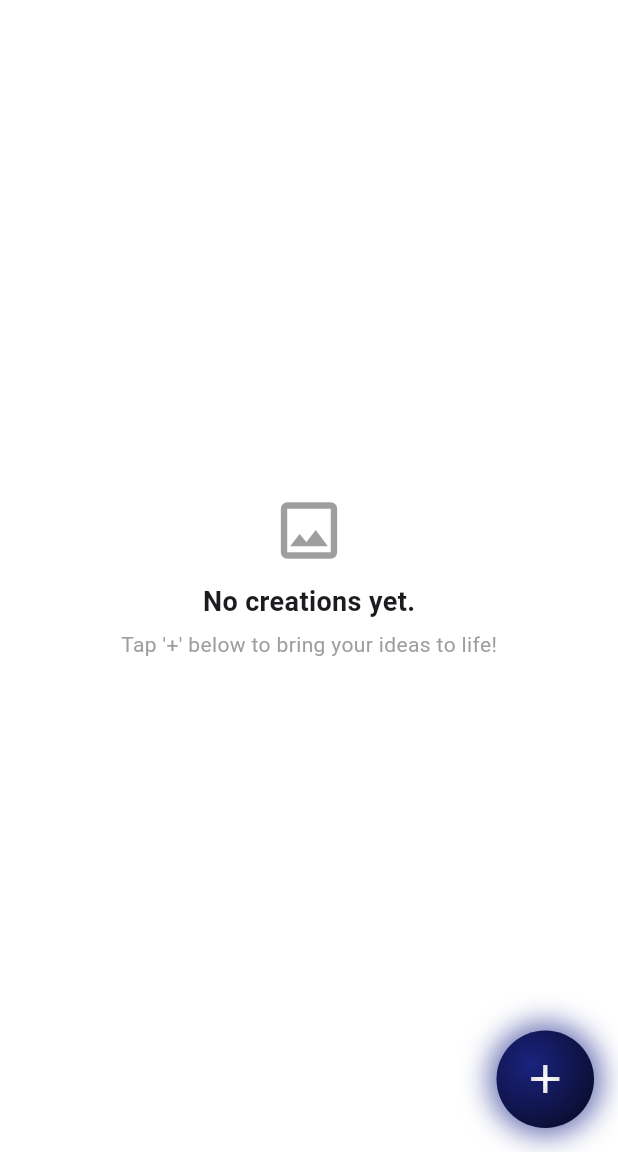
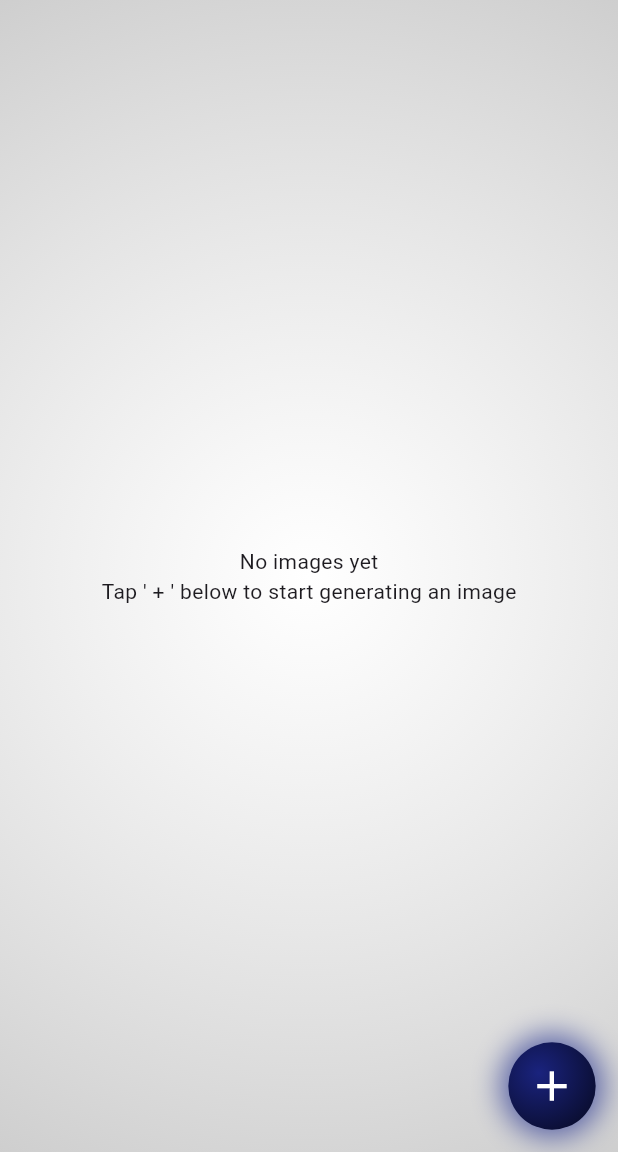
Before and after one commit to emnggprw/inkspire, a Flutter app: the first screen one second after launch, on a phone screen of 412 x 824 dp, the part 84-1236 px from its top. Run offline on Flutter 3.47's test engine with Material 3 defaults, Android fonts, the light colour scheme and no system bars.

Commit message:
Enhanced UI with animated FAB, swipe-to-delete, dynamic ink-like background, and pull-to-refresh.

```diff
--- a/lib/screens/home_screen.dart
+++ b/lib/screens/home_screen.dart
@@ -1,6 +1,7 @@
 import 'package:flutter/material.dart';
 import 'package:inkspire/models/chat.dart';
 import 'package:inkspire/screens/prompt_screen.dart';
+import 'dart:async';
 
 class HomeScreen extends StatefulWidget {
   const HomeScreen({super.key});
@@ -11,28 +12,50 @@ class HomeScreen extends StatefulWidget {
 
 class _HomeScreenState extends State<HomeScreen> with SingleTickerProviderStateMixin {
   List<Chat> chats = [];
+  late AnimationController _fabController;
 
-  // Function to handle new chat additions
+  @override
+  void initState() {
+    super.initState();
+    _fabController = AnimationController(
+      vsync: this,
+      duration: const Duration(seconds: 2),
+    )..repeat(reverse: true);
+  }
+
+  @override
+  void dispose() {
+    _fabController.dispose();
+    super.dispose();
+  }
+
   void addNewChat(Chat chat) {
     setState(() {
       chats.insert(0, chat);
     });
   }
 
+  Future<void> _refreshChats() async {
+    await Future.delayed(const Duration(seconds: 1));
+    setState(() {});
+  }
+
   @override
   Widget build(BuildContext context) {
     return Scaffold(
       appBar: AppBar(title: const Text('InkSpire')),
-      body: chats.isEmpty
+      body: Stack(
+        children: [
+          AnimatedBackground(), // Dynamic ink-like background
+          RefreshIndicator(
+            onRefresh: _refreshChats,
+            child: chats.isEmpty
                 ? Center(
               child: Column(
                 mainAxisAlignment: MainAxisAlignment.center,
-          children: [
-            const Icon(Icons.image_outlined, size: 50, color: Colors.grey),
-            const SizedBox(height: 10),
-            const Text('No creations yet.', style: TextStyle(fontSize: 18, fontWeight: FontWeight.w600)),
-            const SizedBox(height: 5),
-            const Text("Tap '+' below to bring your ideas to life!", style: TextStyle(color: Colors.grey)),
+                children: const [
+                  Text('No images yet'),
+                  Text("Tap ' + ' below to start generating an image"),
                 ],
               ),
             )
@@ -40,34 +63,39 @@ class _HomeScreenState extends State<HomeScreen> with SingleTickerProviderStateM
               itemCount: chats.length,
               itemBuilder: (context, index) {
                 final chat = chats[index];
-          return Padding(
-            padding: const EdgeInsets.symmetric(horizontal: 8.0, vertical: 4.0),
-            child: Card(
-              elevation: 5,
-              shape: RoundedRectangleBorder(borderRadius: BorderRadius.circular(12)),
-              color: Colors.black.withOpacity(0.8), // Dark ink feel
+                return Dismissible(
+                  key: Key(chat.title),
+                  onDismissed: (direction) {
+                    setState(() {
+                      chats.removeAt(index);
+                    });
+                  },
+                  background: Container(
+                    color: Colors.red,
+                    alignment: Alignment.centerRight,
+                    padding: const EdgeInsets.symmetric(horizontal: 20),
+                    child: const Icon(Icons.delete, color: Colors.white),
+                  ),
                   child: ListTile(
-                title: Text(chat.title, style: const TextStyle(color: Colors.white)),
-                subtitle: Text(
-                  chat.prompt,
-                  maxLines: 1,
-                  overflow: TextOverflow.ellipsis,
-                  style: const TextStyle(color: Colors.grey),
-                ),
+                    title: Text(chat.title),
+                    subtitle: Text(chat.prompt, maxLines: 1, overflow: TextOverflow.ellipsis),
                     leading: chat.imageUrl != null
-                    ? ClipRRect(
-                  borderRadius: BorderRadius.circular(8),
-                  child: Image.network(chat.imageUrl!, width: 50, height: 50, fit: BoxFit.cover),
-                )
-                    : const Icon(Icons.image, color: Colors.white70),
-                trailing: const Icon(Icons.arrow_forward_ios, color: Colors.grey),
-              ),
+                        ? Image.network(chat.imageUrl!, width: 50, height: 50, fit: BoxFit.cover)
+                        : const Icon(Icons.image),
                   ),
                 );
               },
             ),
-      floatingActionButton: InkWell(
-        onTap: () {
+          ),
+        ],
+      ),
+      floatingActionButton: AnimatedBuilder(
+        animation: _fabController,
+        builder: (context, child) {
+          return Transform.scale(
+            scale: 1 + (_fabController.value * 0.1),
+            child: FloatingActionButton(
+              onPressed: () {
                 Navigator.push(
                   context,
                   MaterialPageRoute(
@@ -75,19 +103,17 @@ class _HomeScreenState extends State<HomeScreen> with SingleTickerProviderStateM
                   ),
                 );
               },
-        borderRadius: BorderRadius.circular(50),
-        child: AnimatedContainer(
-          duration: const Duration(milliseconds: 300),
-          width: 65,
-          height: 65,
+              backgroundColor: Colors.transparent,
+              elevation: 0,
+              shape: RoundedRectangleBorder(borderRadius: BorderRadius.circular(50)),
+              child: Container(
+                width: 60,
+                height: 60,
                 decoration: BoxDecoration(
                   shape: BoxShape.circle,
                   gradient: RadialGradient(
-              colors: [
-                Colors.indigo.shade900, // Deep ink-like blue
-                Colors.black,           // Rich dark ink
-              ],
-              center: Alignment(-0.3, -0.3),
+                    colors: [Colors.indigo.shade900, Colors.black],
+                    center: const Alignment(-0.3, -0.3),
                     radius: 1.2,
                   ),
                   boxShadow: [
@@ -98,20 +124,69 @@ class _HomeScreenState extends State<HomeScreen> with SingleTickerProviderStateM
                     ),
                   ],
                 ),
-          child: Center(
-            child: ShaderMask(
-              shaderCallback: (Rect bounds) {
-                return const RadialGradient(
-                  colors: [Colors.white, Colors.grey],
-                  center: Alignment.center,
-                  radius: 1.0,
-                ).createShader(bounds);
-              },
                 child: const Icon(Icons.add, size: 32, color: Colors.white),
               ),
             ),
-        ),
+          );
+        },
       ),
     );
   }
 }
+
+class AnimatedBackground extends StatefulWidget {
+  @override
+  _AnimatedBackgroundState createState() => _AnimatedBackgroundState();
+}
+
+class _AnimatedBackgroundState extends State<AnimatedBackground>
+    with SingleTickerProviderStateMixin {
+  late AnimationController _controller;
+
+  @override
+  void initState() {
+    super.initState();
+    _controller = AnimationController(
+      vsync: this,
+      duration: const Duration(seconds: 10),
+    )..repeat(reverse: true);
+  }
+
+  @override
+  void dispose() {
+    _controller.dispose();
+    super.dispose();
+  }
+
+  @override
+  Widget build(BuildContext context) {
+    return AnimatedBuilder(
+      animation: _controller,
+      builder: (context, child) {
+        return CustomPaint(
+          size: MediaQuery.of(context).size,
+          painter: InkPainter(_controller.value),
+        );
+      },
+    );
+  }
+}
+
+class InkPainter extends CustomPainter {
+  final double progress;
+  InkPainter(this.progress);
+
+  @override
+  void paint(Canvas canvas, Size size) {
+    final paint = Paint()
+      ..shader = RadialGradient(
+        colors: [Colors.white38.withOpacity(0.4), Colors.black.withOpacity(0.7)],
+        radius: 1.5 - progress,
+      ).createShader(Rect.fromCircle(center: size.center(Offset.zero), radius: size.width));
+
+    canvas.drawRect(Rect.fromLTWH(0, 0, size.width, size.height), paint);
+  }
+
+  @override
+  bool shouldRepaint(covariant CustomPainter oldDelegate) => true;
+}
```
Lines whose indentation alone changed are shown as unchanged.
